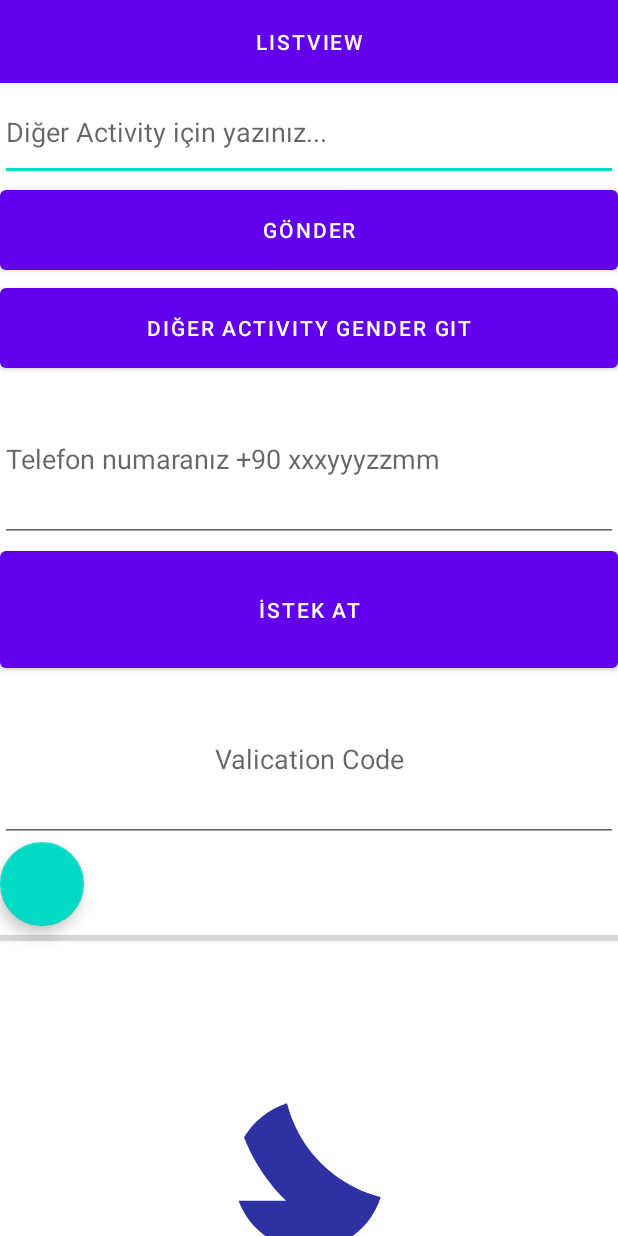
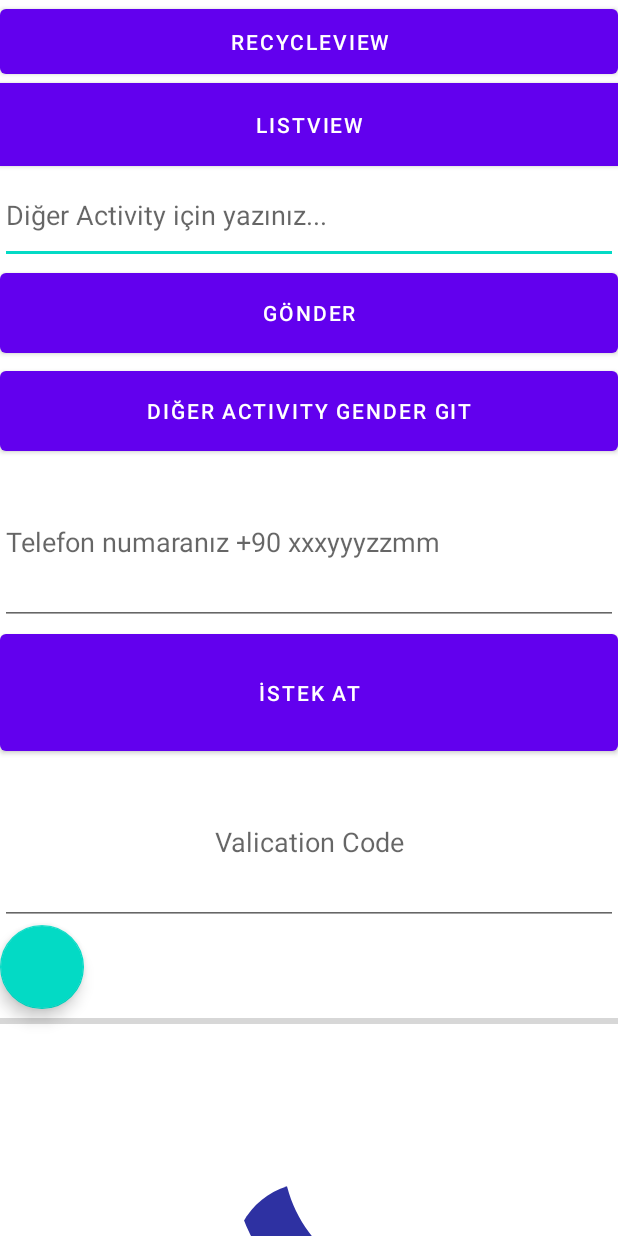
Before and after one commit to hamitmizrak/EcodationAndroid1, an Android app: the layout activity_main.xml on its own in the app's theme, with its tools: preview values and no code run, on a phone screen of 412 x 824 dp. Run offline under Robolectric (Android 15) with nearby library versions, the phone set to English and light mode, and no system bars.

Commit message:
recycleview

```diff
--- a/app/src/main/AndroidManifest.xml
+++ b/app/src/main/AndroidManifest.xml
@@ -16,6 +16,9 @@
         android:supportsRtl="true"
         android:theme="@style/Theme.EcodationAndroid"
         tools:targetApi="31">
+        <activity
+            android:name=".ReCycleViewActivity"
+            android:exported="false" />
         <activity
             android:name=".ListViewActivity"
             android:exported="false" />
--- a/app/src/main/res/layout/activity_main.xml
+++ b/app/src/main/res/layout/activity_main.xml
@@ -6,6 +6,16 @@
     android:layout_height="match_parent"
     android:orientation="vertical"
     tools:context=".MainActivity">
+
+
+    <!--reCycleView-->
+    <Button
+        android:layout_width="match_parent"
+        android:layout_height="55dp"
+        android:id="@+id/reCycleViewId"
+        android:text="ReCycleView"/>
+
+
 
     <Button
         android:id="@+id/otherListView"
```
Also changed, not shown: app/src/main/java/hamitmizrak/com/MainActivity.java (+30 -16 lines), app/src/main/java/hamitmizrak/com/ReCycleViewActivity.java (added, +14 -0 lines), app/src/main/res/layout/activity_re_cycle_view.xml (added, +9 -0 lines).
